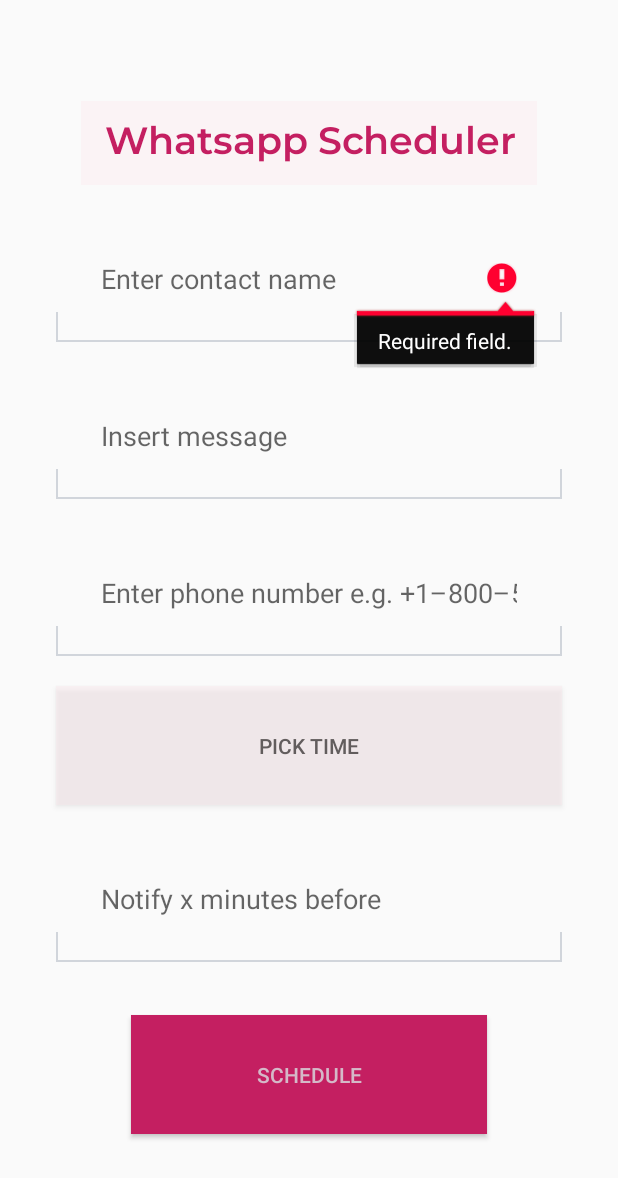
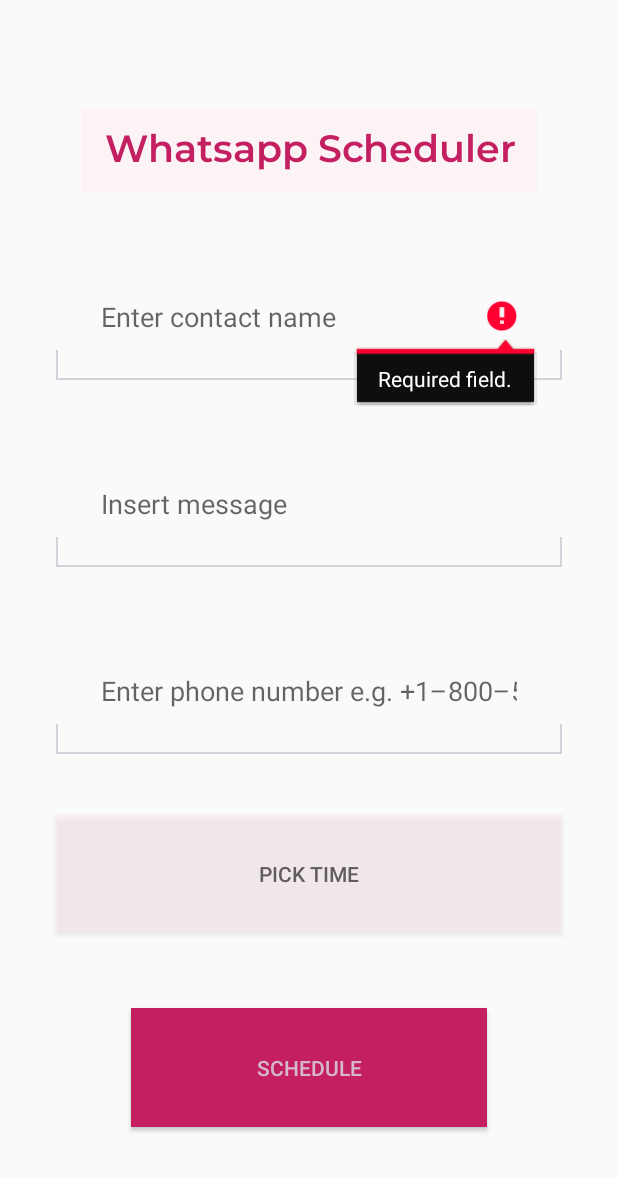
Before and after one commit to in-tuan/whatsappscheduler, an Android app: the screen it shows after launch (MainActivity), after a tap on "SCHEDULE", on a phone screen of 412 x 824 dp. Shown: the top 1178 px of the screen. Run offline under Robolectric (Android 15) with nearby library versions, the phone set to English and light mode, and no system bars.

Commit message:
feat(ui): Remove reminder offset (notify before) button, redundant input

```diff
--- a/app/src/main/java/com/inaara/whatsappscheduler_app/data/database/AppDatabase.java
+++ b/app/src/main/java/com/inaara/whatsappscheduler_app/data/database/AppDatabase.java
@@ -14,9 +14,9 @@ import com.inaara.whatsappscheduler_app.data.model.Message;
 * Ensures only one instance is created throughout the app's lifecycle.
 * */
 @Database(entities = Message.class,
-        version = 2,
+        version = 3,
         exportSchema = true,
-        autoMigrations = { @AutoMigration(from = 1, to = 2) })
+        autoMigrations = { @AutoMigration(from = 2, to = 3, spec= DeleteColMigration.class) })
 public abstract class AppDatabase extends RoomDatabase {
 
     public abstract MessageDao messageDao();
--- a/app/src/main/java/com/inaara/whatsappscheduler_app/data/model/Message.java
+++ b/app/src/main/java/com/inaara/whatsappscheduler_app/data/model/Message.java
@@ -24,9 +24,6 @@ public class Message {
     @ColumnInfo(name="scheduled_time_ms")
     private long scheduledTimeMs;   // Time in epoch milliseconds
 
-    @ColumnInfo(name="reminderOffset")
-    private int reminderOffset;    // Minutes before to trigger reminder
-
 
     // Getters and setters
     public int getId() { return id; }
@@ -44,6 +41,4 @@ public class Message {
     public long getScheduledTimeMs() { return scheduledTimeMs; }
     public void setScheduledTimeMs (long scheduledTimeMs){ this.scheduledTimeMs = scheduledTimeMs; }
 
-    public int getReminderOffset() { return reminderOffset; }
-    public void setReminderOffset (int reminderOffset){ this.reminderOffset = reminderOffset; }
 }
--- a/app/src/main/java/com/inaara/whatsappscheduler_app/scheduler/Scheduler.java
+++ b/app/src/main/java/com/inaara/whatsappscheduler_app/scheduler/Scheduler.java
@@ -29,7 +29,7 @@ public class Scheduler {
 
         alarmManager = (AlarmManager) context.getSystemService(Context.ALARM_SERVICE);
 
-        long triggerTime = message.getScheduledTimeMs() - (long) message.getReminderOffset() * 60 * 1000;
+        long triggerTime = message.getScheduledTimeMs();
 
         Intent intent = new Intent(context, MessageReceiver.class);
         intent.putExtra("message_id", message.getId());
--- a/app/src/main/java/com/inaara/whatsappscheduler_app/ui/MainActivity.java
+++ b/app/src/main/java/com/inaara/whatsappscheduler_app/ui/MainActivity.java
@@ -14,6 +14,7 @@ import android.view.View;
 import android.widget.Button;
 import android.widget.DatePicker;
 import android.widget.EditText;
+import android.widget.TextView;
 import android.widget.TimePicker;
 import android.widget.Toast;
 
@@ -43,8 +44,8 @@ public class MainActivity extends AppCompatActivity {
         EditText contactInput = findViewById(R.id.contact_input);
         EditText messageInput = findViewById(R.id.message_input);
         EditText phoneNumberInput = findViewById(R.id.phone_num_input);
-        EditText reminderOffsetInput = findViewById(R.id.notify_before_input);
         Button timePickerButton = findViewById(R.id.time_picker);
+        TextView timePickerErrorViewer = findViewById(R.id.time_picker_error_view);
         Button scheduleButton = findViewById(R.id.schedule_button);
 
         // Time Picker logic
@@ -105,21 +106,19 @@ public class MainActivity extends AppCompatActivity {
                 // check if Whatsapp is installed
                 checkWhatsappInstalled(MainActivity.this);
 
-                if (areInputsValid(contactInput, messageInput, reminderOffsetInput,
-                        phoneNumberInput, scheduledTimeMs)) {
+                if (areInputsValid(contactInput, messageInput,
+                        phoneNumberInput, timePickerErrorViewer, scheduledTimeMs)) {
 
                     // Backend handling + call to scheduler
                     try {
                         String contactName = contactInput.getText().toString();
                         String phoneNumber = phoneNumberInput.getText().toString();
                         String messageText = messageInput.getText().toString();
-                        int reminderOffset = Integer.parseInt(reminderOffsetInput.getText().toString());
 
                         Message message = new Message();
                         message.setContactName(contactName);
                         message.setPhoneNumber(phoneNumber);
                         message.setText(messageText);
-                        message.setReminderOffset(reminderOffset);
                         message.setScheduledTimeMs(scheduledTimeMs);
 
                         AppDatabase db = AppDatabase.getInstance(MainActivity.this);
@@ -138,7 +137,8 @@ public class MainActivity extends AppCompatActivity {
                                 contactInput.setText("");
                                 messageInput.setText("");
                                 phoneNumberInput.setText("");
-                                reminderOffsetInput.setText("");
+                                timePickerErrorViewer.setText("");
+                                timePickerErrorViewer.setVisibility(View.INVISIBLE);
                             });
 
                         });
@@ -161,12 +161,11 @@ public class MainActivity extends AppCompatActivity {
 
     public boolean areInputsValid(EditText contact,
                                   EditText message,
-                                  EditText notifyBefore,
                                   EditText phoneNumber,
+                                  TextView timePickerViewer,
                                   long scheduledTime) {
         if (!isRequiredFieldValid(contact)) return false;
         if (!isRequiredFieldValid(message)) return false;
-        if (!isRequiredFieldValid(notifyBefore)) return false;
         if(phoneNumber.length() != 0) {
             if(!isPhoneNumberValid(MainActivity.this, phoneNumber.getText().toString())) {
                 phoneNumber.setError("Phone number is invalid.");
@@ -174,9 +173,10 @@ public class MainActivity extends AppCompatActivity {
             }
         }
 
-        long triggerTime = scheduledTime - (long) Integer.parseInt(notifyBefore.getText().toString())*60*1000;
-        if ((scheduledTime <= System.currentTimeMillis()) || (triggerTime <= System.currentTimeMillis())) {
-            notifyBefore.setError("Time entered must be in future.");
+        if ((scheduledTime <= System.currentTimeMillis())) {
+            timePickerViewer.setVisibility(View.VISIBLE);
+            timePickerViewer.setError("");
+            timePickerViewer.setText("Time entered must be in future.");
             return false;
         }
         return true;
--- a/app/src/main/res/layout/activity_main.xml
+++ b/app/src/main/res/layout/activity_main.xml
@@ -70,16 +70,16 @@
         android:text="@string/time_picker_text"
         android:textColor="@color/time_picker_text" />
 
-    <EditText
-        android:background="@drawable/edittext_holder"
-        android:id="@+id/notify_before_input"
+    <TextView
+        android:id="@+id/time_picker_error_view"
         android:layout_width="@dimen/input_width"
         android:layout_height="wrap_content"
-        android:layout_marginTop="@dimen/input_top_margin"
-        android:autofillHints="number"
-        android:hint="@string/notify_hint"
-        android:inputType="number"
-        android:padding="@dimen/padding"/>
+        android:textColor="@android:color/holo_red_dark"
+        android:drawablePadding="10dp"
+        android:textSize="14sp"
+        android:visibility="gone"
+        android:textStyle="normal"/>
+
 
     <Button
         android:id="@+id/schedule_button"
--- a/app/src/main/res/values/dimens.xml
+++ b/app/src/main/res/values/dimens.xml
@@ -2,7 +2,7 @@
 <resources>
     <dimen name="padding">30dp</dimen>
     <dimen name="input_width">337dp</dimen>
-    <dimen name="input_top_margin">20dp</dimen>
-    <dimen name="button_top_margin">35dp</dimen>
+    <dimen name="input_top_margin">40dp</dimen>
+    <dimen name="button_top_margin">50dp</dimen>
     <dimen name="button_width">237dp</dimen>
 </resources>
--- a/app/src/main/res/values/strings.xml
+++ b/app/src/main/res/values/strings.xml
@@ -5,6 +5,5 @@
     <string name="message_hint">Insert message</string>
     <string name="phone_num_hint">Enter phone number e.g. +1–800–555–0127</string>
     <string name="time_picker_text">Pick time</string>
-    <string name="notify_hint">Notify x minutes before</string>
     <string name="schedule_btn">Schedule</string>
 </resources>
```
Also changed, not shown: app/src/main/java/com/inaara/whatsappscheduler_app/data/database/DeleteColMigration.java (added, +13 -0 lines).
